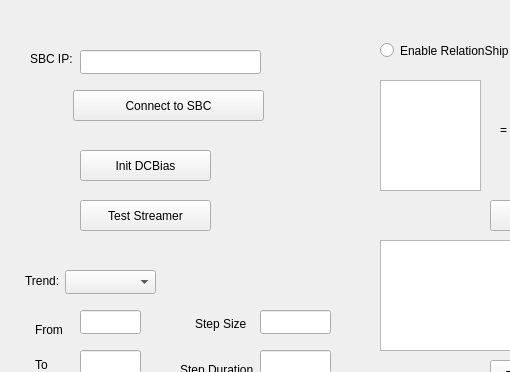
This is autotrend.ui in MOBILionSystems/MIPS-app-MOBILion as Qt 5 draws it before an edit; both pictures show x 0 to 510 and y 0 to 372 of the 875 by 584 pixel window. The edited form follows.
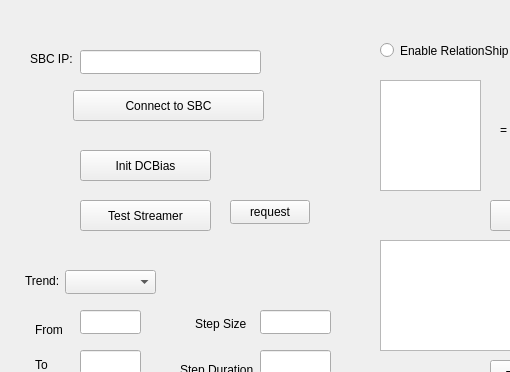
This is the edited form.

Diff of the .ui file:
```diff
--- a/autotrend.ui
+++ b/autotrend.ui
@@ -357,6 +357,19 @@
     <string>Test Streamer</string>
    </property>
   </widget>
+  <widget class="QPushButton" name="requestButton">
+   <property name="geometry">
+    <rect>
+     <x>230</x>
+     <y>200</y>
+     <width>80</width>
+     <height>24</height>
+    </rect>
+   </property>
+   <property name="text">
+    <string>request</string>
+   </property>
+  </widget>
  </widget>
  <resources/>
  <connections/>
```
